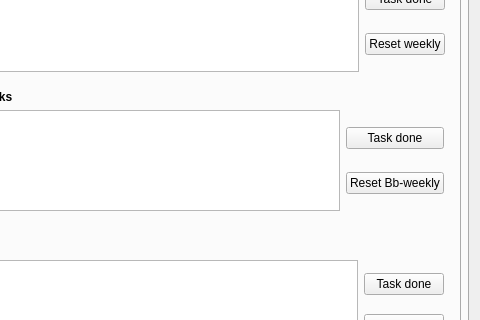
Above: src/interface/viewerTabs.ui from SimonJagerSwe/project_planner_1.0 before the change; both pictures show x 112 to 592 and y 133 to 453 of the 592 by 600 pixel window. Below: the same form after it.
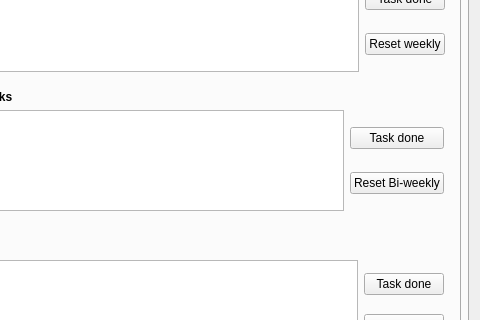
That is the form after the change. The open tabs and pages were chosen to show the change. Icons and pictures are not drawn.

Commit message: updated project viewer ui to fix spelling error

The edit to the form file:
```diff
--- a/src/interface/viewerTabs.ui
+++ b/src/interface/viewerTabs.ui
@@ -232,7 +232,7 @@
                <item>
                 <widget class="QPushButton" name="biReset">
                  <property name="text">
-                  <string>Reset Bb-weekly</string>
+                  <string>Reset Bi-weekly</string>
                  </property>
                 </widget>
                </item>
@@ -240,7 +240,7 @@
              </item>
             </layout>
            </widget>
-           <widget class="QWidget" name="">
+           <widget class="QWidget" name="layoutWidget">
             <property name="geometry">
              <rect>
               <x>11</x>
```
The commit also changes 2 other files.
